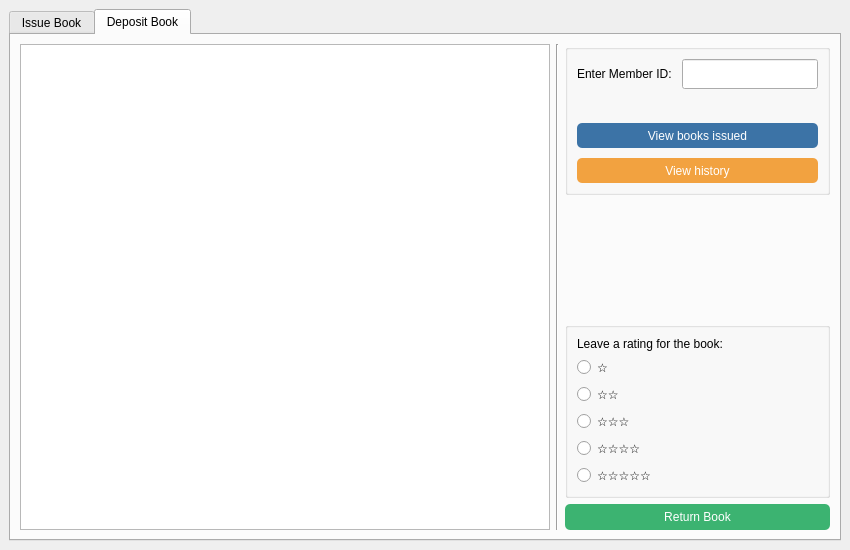
Qt form GeneratedUI/uifiles/myapp.ui (ayushr01/Library-Management-System) before a commit.
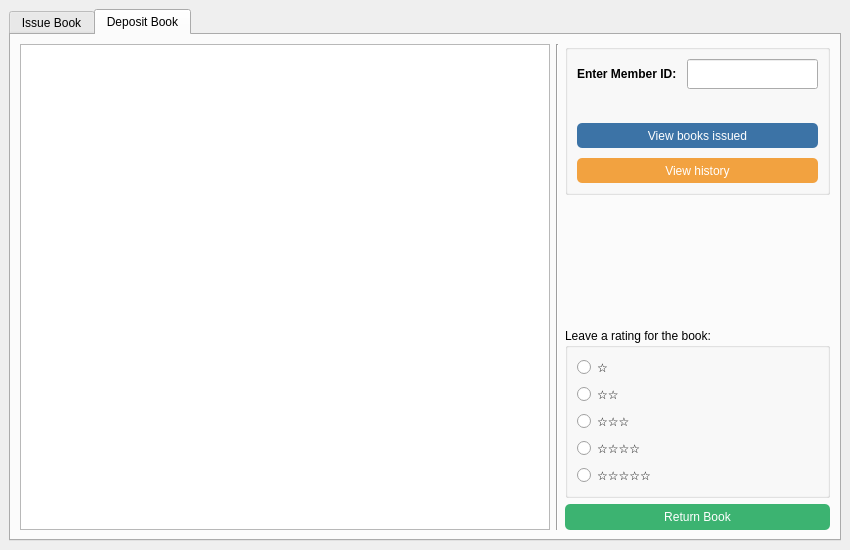
The same form after that commit. The open tabs and pages were chosen to show the change.

Commit message: Added more visual tweaks to main app

The edit to the form file:
```diff
--- a/GeneratedUI/uifiles/myapp.ui
+++ b/GeneratedUI/uifiles/myapp.ui
@@ -328,6 +328,11 @@
                </property>
                <item>
                 <widget class="QLabel" name="memberlabel">
+                 <property name="font">
+                  <font>
+                   <bold>true</bold>
+                  </font>
+                 </property>
                  <property name="text">
                   <string>Enter Member ID:</string>
                  </property>
@@ -432,14 +437,10 @@
           </item>
           <item>
            <widget class="QGroupBox" name="bottomrightbox">
+            <property name="title">
+             <string>Leave a rating for the book:</string>
+            </property>
             <layout class="QVBoxLayout" name="ratinglayout">
-             <item>
-              <widget class="QLabel" name="ratinglabel">
-               <property name="text">
-                <string>Leave a rating for the book:</string>
-               </property>
-              </widget>
-             </item>
              <item>
               <widget class="QRadioButton" name="onestar">
                <property name="text">
```
The commit also changes 2 other files.
